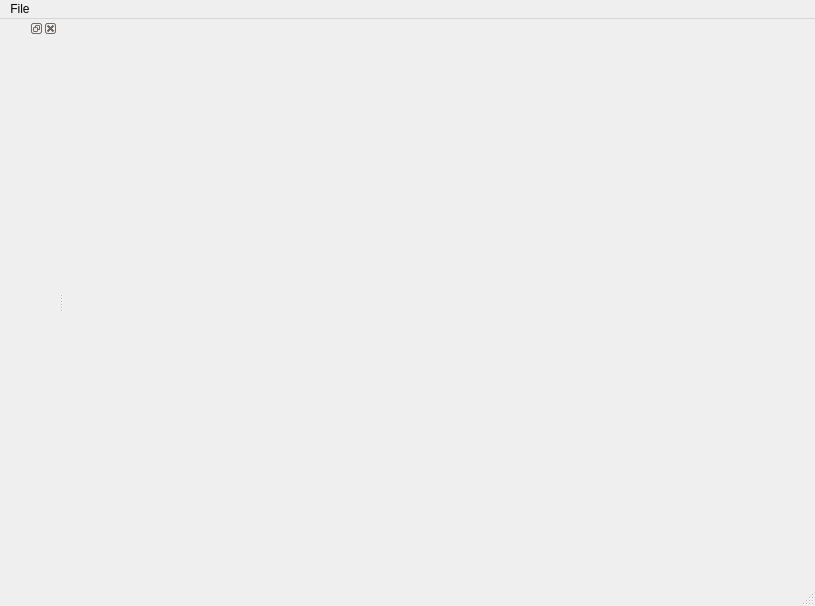
Qt form src/ReaK/examples/robot_airship/uis/CRS_planner_window.ui (mikael-s-persson/ReaK) before a commit.
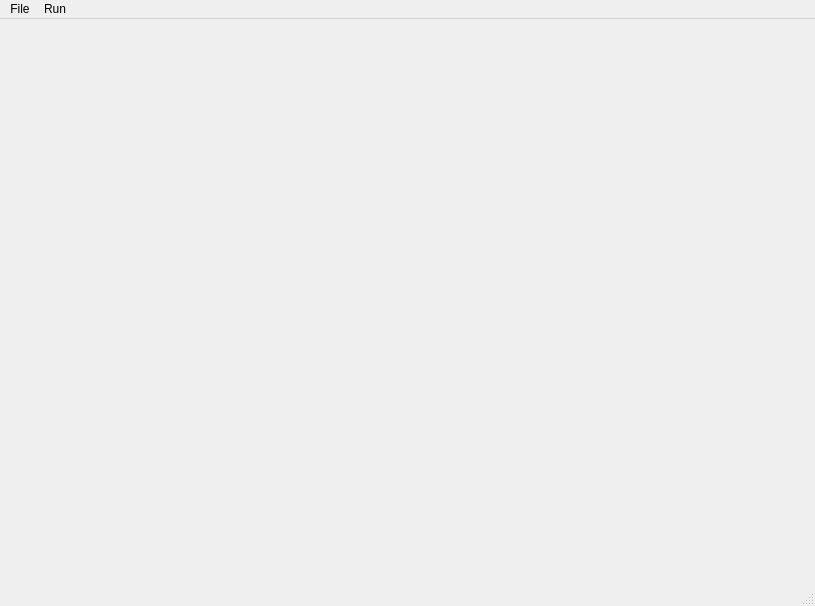
The same form after that commit.

Commit message: Finished making and porting all the config widgets to docks on the CRS planner2 gui app.

The edit to the form file:
```diff
--- a/src/ReaK/examples/robot_airship/uis/CRS_planner_window.ui
+++ b/src/ReaK/examples/robot_airship/uis/CRS_planner_window.ui
@@ -33,15 +33,18 @@
     <addaction name="actionSave_Planner"/>
     <addaction name="actionQuit"/>
    </widget>
+   <widget class="QMenu" name="menuRun">
+    <property name="title">
+     <string>Run</string>
+    </property>
+    <addaction name="actionRun_Planner"/>
+    <addaction name="actionStart_Sol_Anim"/>
+    <addaction name="actionStop_Sol_Anim"/>
+   </widget>
    <addaction name="menuFile"/>
+   <addaction name="menuRun"/>
   </widget>
   <widget class="QStatusBar" name="statusbar"/>
-  <widget class="QDockWidget" name="config_dock">
-   <attribute name="dockWidgetArea">
-    <number>1</number>
-   </attribute>
-   <widget class="QWidget" name="dockWidgetContents"/>
-  </widget>
   <action name="actionQuit">
    <property name="text">
     <string>Quit</string>
```
Left out of the diff: 15 changed lines with no effect on the pictures. The commit also changes 19 other files.
